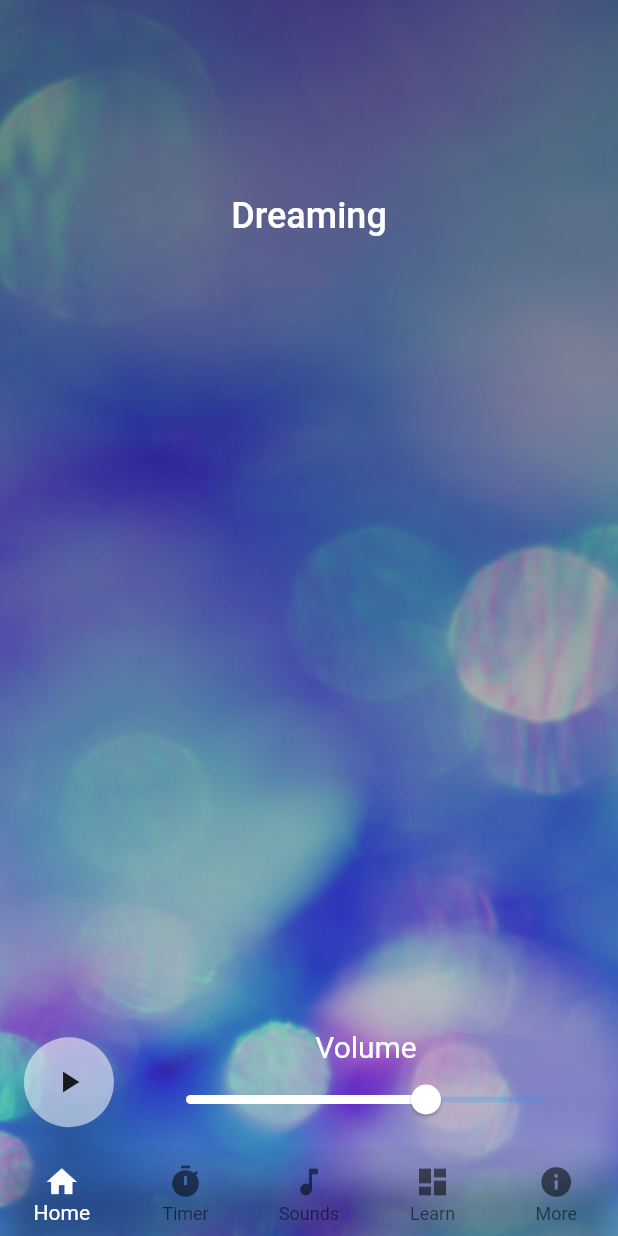
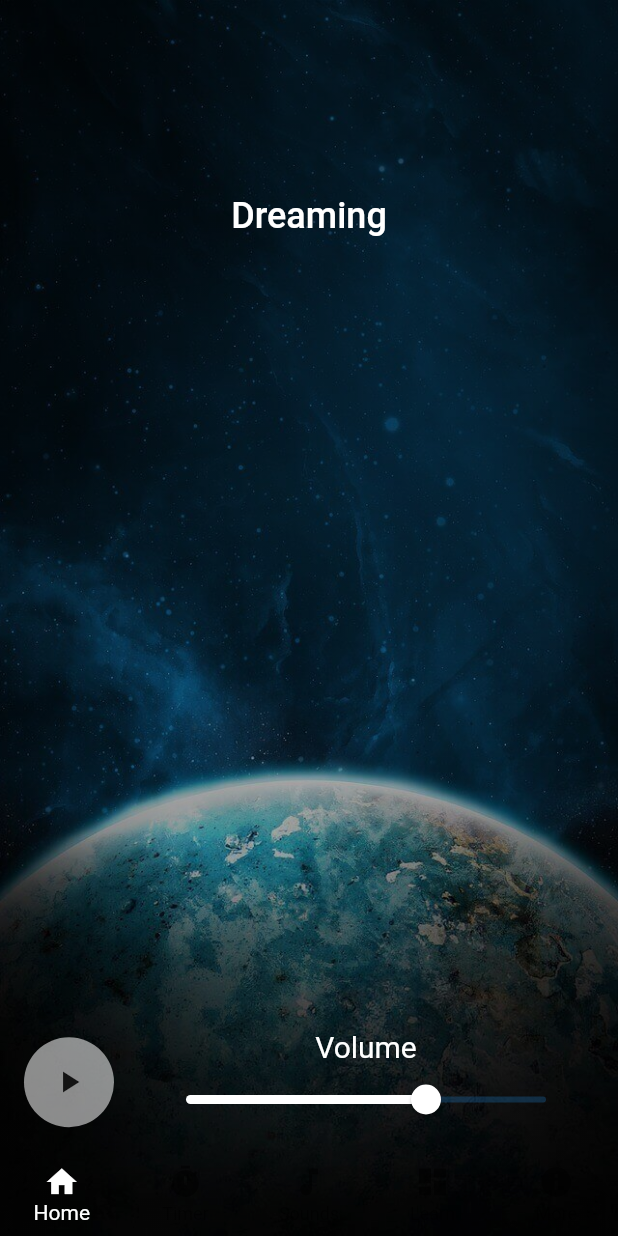
Before and after one commit to xinrui98/flutter_findar_v3, a Flutter app: the screen it shows after launch, on a phone screen of 412 x 824 dp. Run offline on Flutter 3.47's test engine with Material 2 defaults, Android fonts, the phone set to English and light mode, and no system bars; our stand-ins replace fluttertoast; missing offline and left inert: audioplayer, flutter_duration_picker, volume.

Commit message:
Edited pictures, used them from pixar, not unsplash

```diff
--- a/lib/music_repo.dart
+++ b/lib/music_repo.dart
@@ -5,7 +5,7 @@ class MusicRepo {
   List allMusic = [
     Music("Dreaming", "assets/l2_3.mp3", "assets/dreaming.jpg",defaultText),
     Music("Fountain Bubbling", "assets/l1_1.mp3","assets/fountain_bubbling.jpg",defaultText),
-    Music("Harmony", "assets/l2_1.mp3", "assets/harmony1.jpg", defaultText),
+    Music("Harmony", "assets/l2_1.mp3", "assets/harmony.jpg", defaultText),
     Music("Gentle Lake", "assets/l1_2.mp3", "assets/gentle_lake.jpg",defaultText),
     Music("Ocean Waves", "assets/l1_3.mp3", "assets/ocean_waves.jpg",defaultText),
     Music("Tranquility", "assets/l2_2.mp3", "assets/tranquility.jpg",defaultText),
--- a/pubspec.yaml
+++ b/pubspec.yaml
@@ -68,7 +68,7 @@ flutter:
     - assets/l1_3.mp3
     - assets/gentle_lake.jpg
     - assets/l2_1.mp3
-    - assets/harmony1.jpg
+    - assets/harmony.jpg
     - assets/l2_2.mp3
     - assets/ocean_waves.jpg
     - assets/l2_3.mp3
```
Also changed, not shown: assets/dreaming.jpg, assets/fountain_bubbling.jpg, assets/gentle_lake.jpg, assets/harmony.jpg (added), assets/harmony1.jpg (deleted), assets/learn_screen.jpg, assets/more_screen.jpg, assets/ocean_waves.jpg, assets/tranquility.jpg.
